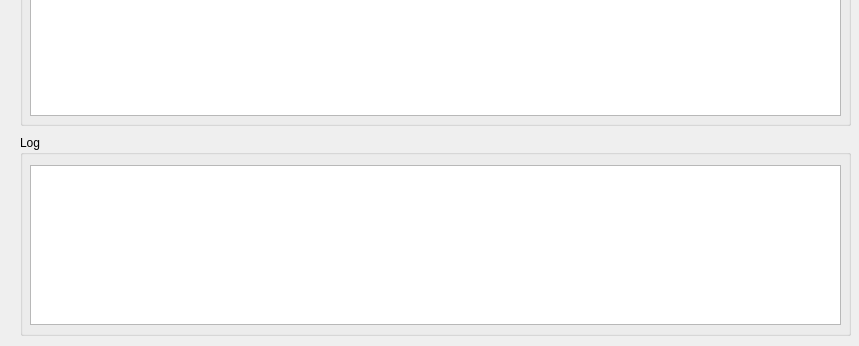
Old version of the form JIRA_uploader.ui in the repository asomu/jira_creator; both pictures show x 0 to 859 and y 425 to 771 of the 859 by 771 pixel window.
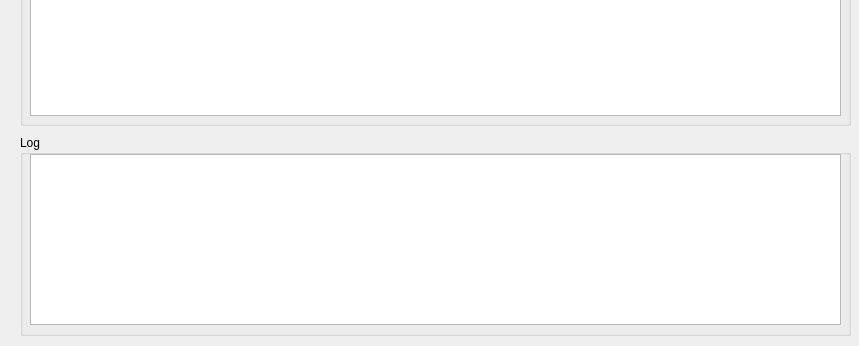
New version of the form. Icons and pictures are not drawn.

Commit message: Add delete table feature

Diff of the .ui file:
```diff
--- a/JIRA_uploader.ui
+++ b/JIRA_uploader.ui
@@ -56,9 +56,9 @@
     <property name="geometry">
      <rect>
       <x>10</x>
-      <y>30</y>
+      <y>19</y>
       <width>811</width>
-      <height>160</height>
+      <height>171</height>
      </rect>
     </property>
    </widget>
```
The commit also changes 2 other files.
